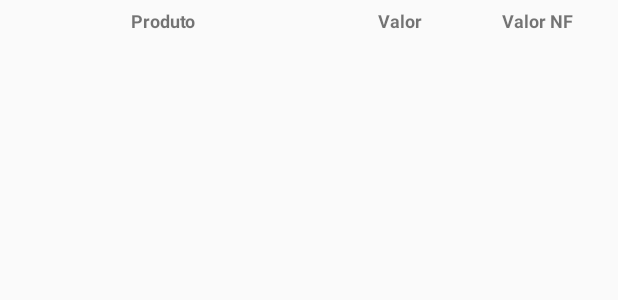
After one commit to ruanstaron/Mercadinho, an Android app: the layout list_item_conferencia.xml on its own in the app's theme, with its tools: preview values and no code run, on a phone screen of 412 x 824 dp. The commit adds this screen. Shown: the top 300 px of the screen. Run offline under Robolectric (Android 15) with nearby library versions, the phone set to English and light mode, and no system bars.

Commit message:
Escaneamento de conferencia e pequenas correções

```diff
--- /dev/null
+++ b/app/src/main/res/layout/list_item_conferencia.xml
@@ -0,0 +1,96 @@
+<?xml version="1.0" encoding="utf-8"?>
+<LinearLayout xmlns:android="http://schemas.android.com/apk/res/android"
+    xmlns:app="http://schemas.android.com/apk/res-auto"
+    android:layout_width="match_parent"
+    android:layout_height="wrap_content"
+    android:orientation="horizontal">
+
+    <ImageView
+        android:id="@+id/imgIconeConfSituacao"
+        android:layout_width="0dp"
+        android:layout_weight="1"
+        android:padding="15dp"
+        android:layout_height="match_parent"
+        android:scaleType="fitCenter"
+        android:contentDescription="@string/imgConfSituacao"/>
+
+    <LinearLayout xmlns:android="http://schemas.android.com/apk/res/android"
+        xmlns:app="http://schemas.android.com/apk/res-auto"
+        android:layout_width="0dp"
+        android:layout_height="wrap_content"
+        android:orientation="vertical"
+        android:layout_weight="2">
+
+        <TextView
+            android:id="@+id/lvtvProdutoConfLabel"
+            android:layout_width="match_parent"
+            android:layout_height="wrap_content"
+            android:gravity="top"
+            android:padding="5dp"
+            android:text="@string/confProduto"
+            android:textStyle="bold"
+            android:textSize="12sp" />
+
+        <TextView
+            android:id="@+id/lvtvProdutoConf"
+            android:layout_width="match_parent"
+            android:layout_height="wrap_content"
+            android:gravity="center_vertical"
+            android:padding="5dp"
+            android:textSize="12sp" />
+    </LinearLayout>
+
+    <LinearLayout xmlns:android="http://schemas.android.com/apk/res/android"
+        xmlns:app="http://schemas.android.com/apk/res-auto"
+        android:layout_width="0dp"
+        android:layout_weight="1"
+        android:layout_height="wrap_content"
+        android:orientation="vertical">
+
+        <TextView
+            android:id="@+id/lvtvValorEsperadoLabel"
+            android:layout_width="match_parent"
+            android:layout_height="wrap_content"
+            android:gravity="top"
+            android:padding="5dp"
+            android:textStyle="bold"
+            android:text="Valor"
+            android:textSize="12sp" />
+
+        <TextView
+            android:id="@+id/lvtvValorEsperado"
+            android:layout_width="match_parent"
+            android:layout_height="wrap_content"
+            android:gravity="center_vertical"
+            android:padding="5dp"
+            android:textSize="12sp" />
+    </LinearLayout>
+
+    <LinearLayout xmlns:android="http://schemas.android.com/apk/res/android"
+        xmlns:app="http://schemas.android.com/apk/res-auto"
+        android:layout_width="0dp"
+        android:layout_weight="1"
+        android:layout_height="wrap_content"
+        android:orientation="vertical"
+        >
+
+        <TextView
+            android:id="@+id/lvtvValorNotaLabel"
+            android:layout_width="match_parent"
+            android:layout_height="wrap_content"
+            android:gravity="top"
+            android:padding="5dp"
+            android:textStyle="bold"
+            android:text="Valor NF"
+            android:textSize="12sp" />
+
+        <TextView
+            android:id="@+id/lvtvValorNota"
+            android:layout_width="match_parent"
+            android:layout_height="wrap_content"
+            android:gravity="center_vertical"
+            android:padding="5dp"
+            android:textSize="12sp" />
+    </LinearLayout>
+
+</LinearLayout>
--- a/app/src/main/res/values/strings.xml
+++ b/app/src/main/res/values/strings.xml
@@ -77,6 +77,8 @@
     <string name="valor_total">Valor Total:</string>
     <string name="button">Button</string>
     <string name="finalizar">Finalizar</string>
+    <string name="imgConfSituacao">Situação</string>
+    <string name="confProduto">Produto</string>
 
     <plurals name="listas_selecionados">
         <item quantity="one">Excluir a lista delecionada?</item>
```
Also changed, not shown: app/src/main/java/com/example/ruanstaron/mercadinho/activities/CompraActivity.java (+8 -16 lines), app/src/main/java/com/example/ruanstaron/mercadinho/activities/ConferenciaActivity.java (+70 -19 lines), app/src/main/java/com/example/ruanstaron/mercadinho/activities/ListaActivity.java (+9 -2 lines), app/src/main/java/com/example/ruanstaron/mercadinho/adapters/ConferenciaAdapter.java (added, +108 -0 lines), app/src/main/java/com/example/ruanstaron/mercadinho/db/Lista_de_produtos.java (+23 -0 lines), app/src/main/res/layout/activity_conferencia.xml (+7 -17 lines).
